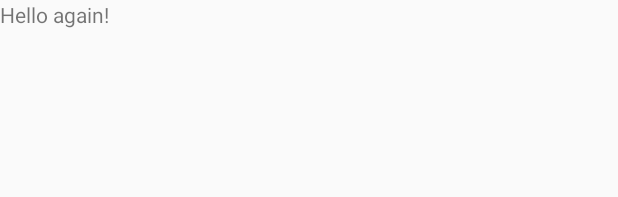
After one commit to geekarist/FragmentsSandbox, an Android app: the layout activity_second.xml on its own in the app's theme, with its tools: preview values and no code run, on a phone screen of 412 x 824 dp. The commit adds this screen. Shown: the top 197 px of the screen. Run offline under Robolectric (Android 15) with nearby library versions, the phone set to English and light mode, and no system bars.

Commit message:
Create second activity, add edit and label in first one

```diff
--- a/app/src/main/AndroidManifest.xml
+++ b/app/src/main/AndroidManifest.xml
@@ -15,6 +15,7 @@
                 <category android:name="android.intent.category.LAUNCHER" />
             </intent-filter>
         </activity>
+        <activity android:name=".SecondActivity" />
     </application>
 
 </manifest>
--- /dev/null
+++ b/app/src/main/res/layout/activity_second.xml
@@ -0,0 +1,11 @@
+<?xml version="1.0" encoding="utf-8"?>
+<LinearLayout xmlns:android="http://schemas.android.com/apk/res/android"
+    android:layout_width="match_parent"
+    android:layout_height="match_parent"
+    android:orientation="vertical">
+
+    <TextView
+        android:layout_width="wrap_content"
+        android:layout_height="wrap_content"
+        android:text="Hello again!" />
+</LinearLayout>
--- a/app/src/main/res/values/strings.xml
+++ b/app/src/main/res/values/strings.xml
@@ -1,3 +1,4 @@
 <resources>
     <string name="app_name">FragmentsSandbox</string>
+    <string name="next">Next</string>
 </resources>
```
Also changed, not shown: app/src/main/java/com/github/geekarist/fragmentssandbox/MainActivity.java (+11 -0 lines), app/src/main/java/com/github/geekarist/fragmentssandbox/SecondActivity.java (added, +13 -0 lines), app/src/main/res/layout/activity_main.xml (+17 -2 lines).
